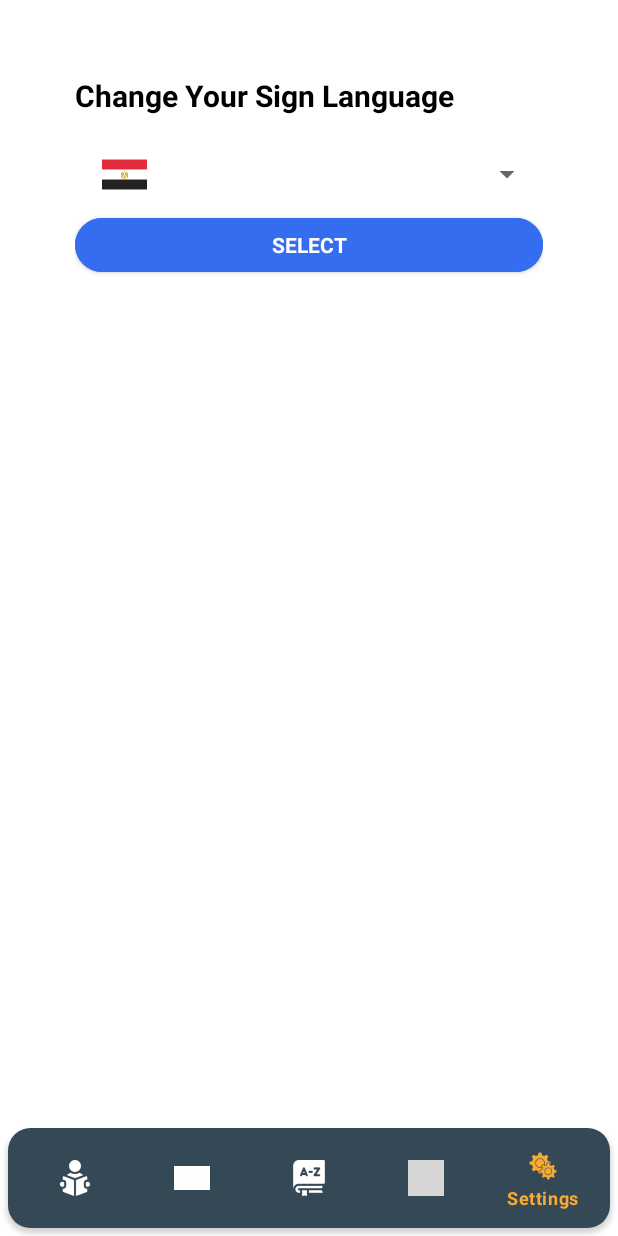
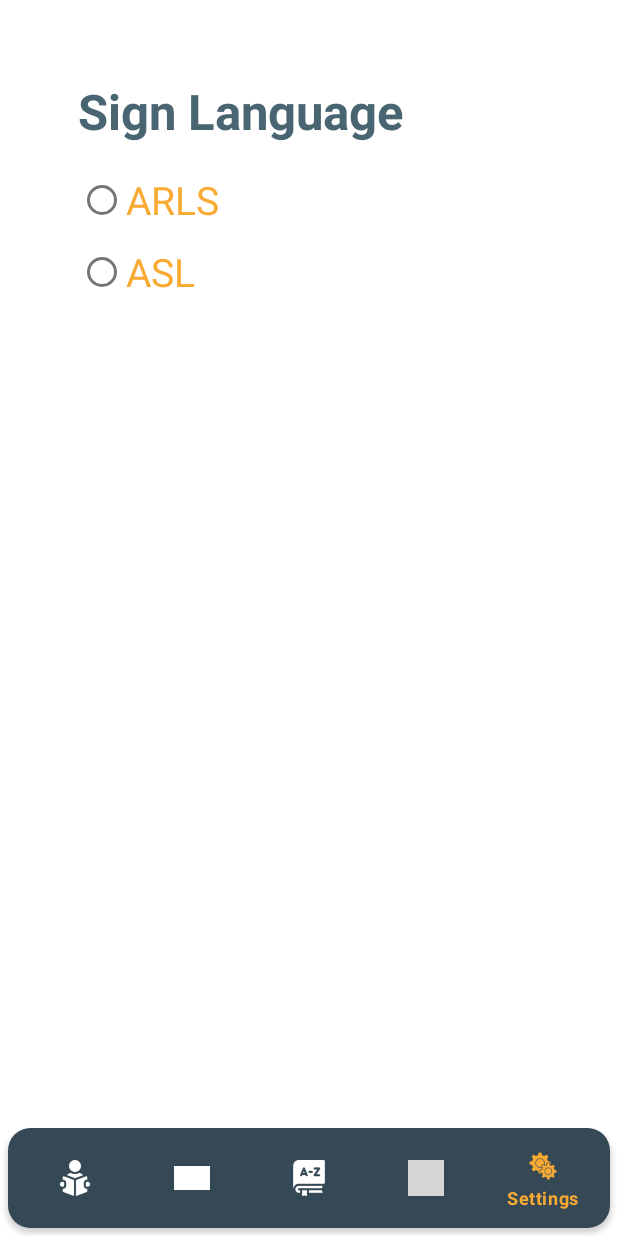
Before and after one commit to AhmedReda103/HandTalks, an Android app: the SettingsFragment screen opened through its navigation route, on a phone screen of 412 x 824 dp. Run offline under Robolectric (Android 15) with nearby library versions, the phone set to English and light mode, and no system bars; our stand-ins replace Dagger/Hilt's generated code, navigation-ui, sdp/ssp sizes; libraries missing offline, so code that uses them is left out: androidx.camera.core; 1 statement that could not run was skipped; grey boxes are pictures that could not be loaded.

Commit message:
design setting fragment and save status

```diff
--- a/app/build.gradle
+++ b/app/build.gradle
@@ -112,6 +112,12 @@ dependencies {
     implementation 'com.intuit.ssp:ssp-android:1.1.0'
     implementation 'com.intuit.sdp:sdp-android:1.1.0'
 
+    // Preferences DataStore (SharedPreferences like APIs)
+    implementation "androidx.datastore:datastore-preferences:1.0.0"
+
+    implementation 'androidx.lifecycle:lifecycle-runtime-ktx:2.5.1'
+    implementation "androidx.lifecycle:lifecycle-livedata-ktx:2.5.1"
+
 
 }
 kapt {
--- a/app/src/main/java/com/example/handtalks/ui/fragments/SettingsFragment.kt
+++ b/app/src/main/java/com/example/handtalks/ui/fragments/SettingsFragment.kt
@@ -4,111 +4,75 @@ import android.os.Bundle
 import android.view.LayoutInflater
 import android.view.View
 import android.view.ViewGroup
-import android.widget.AdapterView
-import android.widget.ArrayAdapter
-import android.widget.ImageView
+
+import androidx.appcompat.app.AppCompatDelegate
 import androidx.fragment.app.Fragment
-import androidx.navigation.fragment.findNavController
+import androidx.fragment.app.viewModels
+import androidx.lifecycle.lifecycleScope
 import com.example.handtalks.R
-import com.example.handtalks.databinding.SettingsFragmentBinding
-import com.example.handtalks.other.languageCodes
-import com.example.handtalks.other.languageModels
-import com.example.handtalks.other.modelPath
-import com.example.handtalks.other.selectedModel
+import com.example.handtalks.databinding.SettingsFragment2Binding
+import com.example.handtalks.other.*
+import com.example.handtalks.ui.viewmodels.SettingsViewModel
 import dagger.hilt.android.AndroidEntryPoint
+import kotlinx.coroutines.launch
 import javax.inject.Inject
 
 @AndroidEntryPoint
-class SettingsFragment : Fragment(R.layout.settings_fragment) {
-    private lateinit var binding: SettingsFragmentBinding
+class SettingsFragment : Fragment(R.layout.settings_fragment2) {
+    private lateinit var binding: SettingsFragment2Binding
     var selectedLanguageCode: String? = null
 
+    private val viewModel: SettingsViewModel by viewModels()
+
     @Inject
-    lateinit var classes :Array<String>
+    lateinit var classes: Array<String>
     override fun onCreateView(
         inflater: LayoutInflater,
         container: ViewGroup?,
         savedInstanceState: Bundle?
-    ): View? {
-        binding = SettingsFragmentBinding.inflate(inflater , container , false)
+    ): View {
+        binding = SettingsFragment2Binding.inflate(inflater, container, false)
         return binding.root
     }
 
     override fun onViewCreated(view: View, savedInstanceState: Bundle?) {
         super.onViewCreated(view, savedInstanceState)
 
-            setUpSpinnerAdapter()
-            spinnerSelectedItem()
-            handleSelectBtn()
+        checkLanguage()
+
+        binding.apply {
+            selectLangRg.setOnCheckedChangeListener { group, checkedId ->
+                when (checkedId) {
+                    R.id.radio_asl -> {
+                        viewModel.setLanguage(Constants.ASL)
+                        modelPath = languageModels[Constants.ASL].toString()
+
+                    }
+                    R.id.radio_arsl -> {
+                        viewModel.setLanguage(Constants.ARSL)
+                        modelPath = languageModels[Constants.ARSL].toString()
+
+                    }
+                }
+
+
+            }
+        }
 
     }
 
-
-
-    private fun setUpSpinnerAdapter() {
-        val adapter = object : ArrayAdapter<String>(
-            requireContext(),
-            R.layout.spinner_item,
-            R.id.language_name,
-            languageCodes
-        ) {
-            override fun getDropDownView(
-                position: Int,
-                convertView: View?,
-                parent: ViewGroup
-            ): View {
-                val view = super.getDropDownView(position, convertView, parent)
-                val icon: ImageView = view.findViewById(R.id.language_icon)
-                if (position == 0) {
-                    icon.setImageResource(R.drawable.egypt)
-                } else if (position == 1) {
-                    icon.setImageResource(R.drawable.usa)
-                }
-                return view
-            }
-
-            override fun getView(position: Int, convertView: View?, parent: ViewGroup): View {
-                val view = super.getView(position, convertView, parent)
-                val icon: ImageView = view.findViewById(R.id.language_icon)
-                if (position == 0) {
-                    icon.setImageResource(R.drawable.egypt)
-                } else if (position == 1) {
-                    icon.setImageResource(R.drawable.usa)
-                }
-                return view
-            }
-        }
-        binding.languageSpinner.adapter = adapter
-    }
-
-    private fun spinnerSelectedItem() {
-        binding.languageSpinner.onItemSelectedListener =
-            object : AdapterView.OnItemSelectedListener {
-                override fun onItemSelected(
-                    parent: AdapterView<*>?,
-                    view: View?,
-                    position: Int,
-                    id: Long
-                ) {
-                    selectedLanguageCode = languageCodes[position]
-                }
-
-                override fun onNothingSelected(parent: AdapterView<*>?) {
-                    selectedLanguageCode = languageCodes[parent?.adapter?.getItem(0) as Int]
+    private fun checkLanguage() {
+        binding.apply {
+            viewModel.getLanguage.observe(requireActivity()) { language ->
+                when (language) {
+                    Constants.ARSL -> {
+                        radioArsl.isChecked = true
+                    }
+                    Constants.ASL -> {
+                        radioAsl.isChecked = true
+                    }
                 }
             }
-    }
-
-    private fun handleSelectBtn() {
-        binding.btnSelect.setOnClickListener {
-
-
-            modelPath = languageModels[selectedLanguageCode]!!
-            selectedModel = selectedLanguageCode!!
-
-
-            findNavController().navigate(R.id.action_settingsFragment_to_lessonsFragment)
-
         }
     }
 
--- a/app/src/main/res/layout/settings_fragment.xml
+++ /dev/null
@@ -1,40 +0,0 @@
-<?xml version="1.0" encoding="utf-8"?>
-<androidx.appcompat.widget.LinearLayoutCompat xmlns:android="http://schemas.android.com/apk/res/android"
-    xmlns:app="http://schemas.android.com/apk/res-auto"
-    android:layout_width="match_parent"
-    android:layout_height="match_parent"
-    android:orientation="vertical"
-    android:padding="50dp">
-
-    <TextView
-        android:layout_width="wrap_content"
-        android:layout_height="wrap_content"
-        android:text="Change Your Sign Language"
-        android:textStyle="bold"
-        android:textColor="@color/black"
-        android:textSize="20sp" />
-
-    <Spinner
-        android:id="@+id/language_spinner"
-        android:layout_width="match_parent"
-        android:layout_height="wrap_content"
-        android:layout_marginTop="16dp"
-        android:prompt="@string/language_prompt"
-        android:spinnerMode="dropdown" />
-
-    <com.google.android.material.button.MaterialButton
-        android:id="@+id/btnSelect"
-        android:layout_width="match_parent"
-        android:layout_height="wrap_content"
-        android:layout_gravity="center"
-        android:backgroundTint="#356DF1"
-        android:gravity="center"
-        android:text="@string/select"
-        android:textAllCaps="true"
-        android:textAppearance="@style/TextAppearance.AppCompat.Small"
-        android:textColor="@android:color/white"
-        android:textStyle="bold"
-        app:cornerRadius="30dp" />
-
-
-</androidx.appcompat.widget.LinearLayoutCompat>
--- a/app/src/main/res/layout/settings_fragment2.xml
+++ b/app/src/main/res/layout/settings_fragment2.xml
@@ -11,41 +11,31 @@
         android:layout_height="wrap_content"
         android:text="@string/sign_language"
         android:textStyle="bold"
-        android:textColor="@color/white"
-        android:textSize="@dimen/_18ssp" />
+        android:textColor="@color/grey_600"
+        android:textSize="@dimen/_25ssp" />
 
     <RadioGroup
         android:id="@+id/select_lang_rg"
         android:layout_width="match_parent"
         android:layout_height="wrap_content"
+        android:layout_marginTop="@dimen/_10sdp"
         android:orientation="vertical">
         <RadioButton android:id="@+id/radio_arsl"
             android:layout_width="wrap_content"
             android:layout_height="wrap_content"
             android:text="ARLS"
-            android:textColor="@color/white"
+            android:textSize="@dimen/_20sdp"
+            android:textColor="@color/orange_500"
             />
 
         <RadioButton android:id="@+id/radio_asl"
             android:layout_width="wrap_content"
             android:layout_height="wrap_content"
             android:text="ASL"
-            android:textColor="@color/white"
+            android:textSize="@dimen/_20sdp"
+            android:textColor="@color/orange_500"
            />
     </RadioGroup>
 
-    <com.google.android.material.switchmaterial.SwitchMaterial
-        android:id="@+id/modeSwitch"
-        android:layout_width="wrap_content"
-        android:layout_height="wrap_content"
-        android:layout_marginTop="@dimen/_28sdp"
-        android:text="@string/dark_mode"
-        android:textColor="@color/white"
-        android:textSize="@dimen/_14ssp"
-        app:layout_constraintBottom_toBottomOf="parent"
-        app:layout_constraintEnd_toEndOf="parent"
-        app:layout_constraintHorizontal_bias="0.5"
-        app:layout_constraintStart_toStartOf="parent"
-        app:layout_constraintTop_toBottomOf="@+id/imgStatus" />
 
 </androidx.appcompat.widget.LinearLayoutCompat>
```
Also changed, not shown: app/src/main/java/com/example/handtalks/DataStoreManager.kt (added, +74 -0 lines), app/src/main/java/com/example/handtalks/di/AppModule.kt (+29 -4 lines), app/src/main/java/com/example/handtalks/qualifiers/IOThread.kt (added, +7 -0 lines), app/src/main/java/com/example/handtalks/qualifiers/MainThread.kt (added, +7 -0 lines), app/src/main/java/com/example/handtalks/ui/viewmodels/SettingsViewModel.kt (added, +50 -0 lines).
